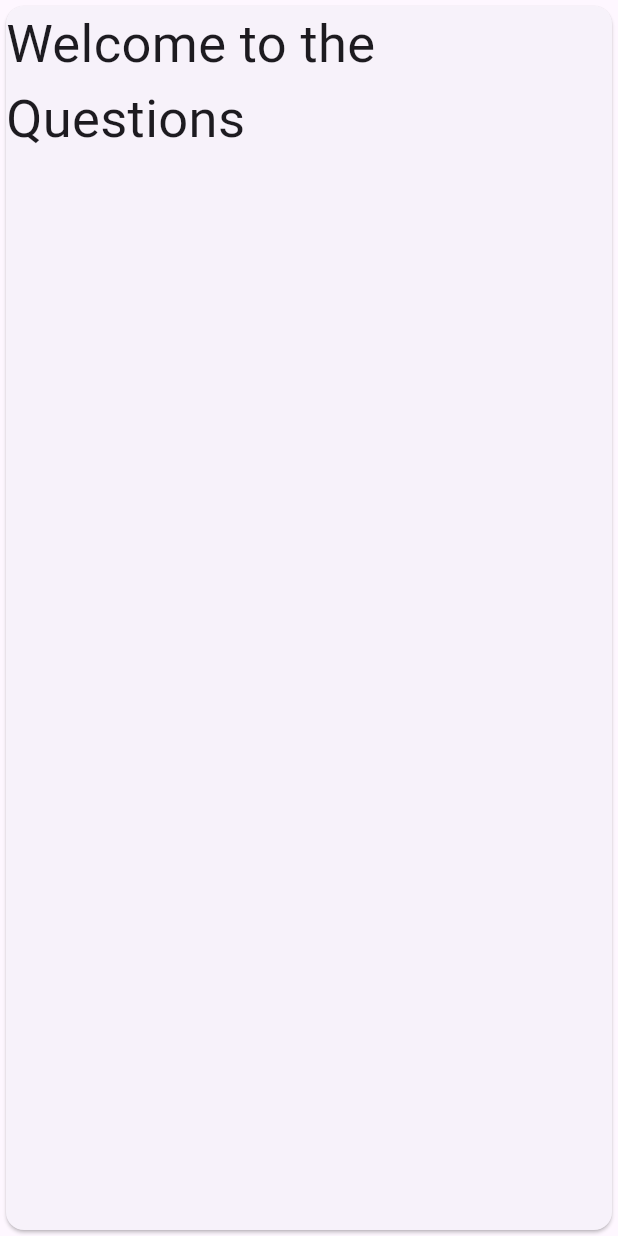
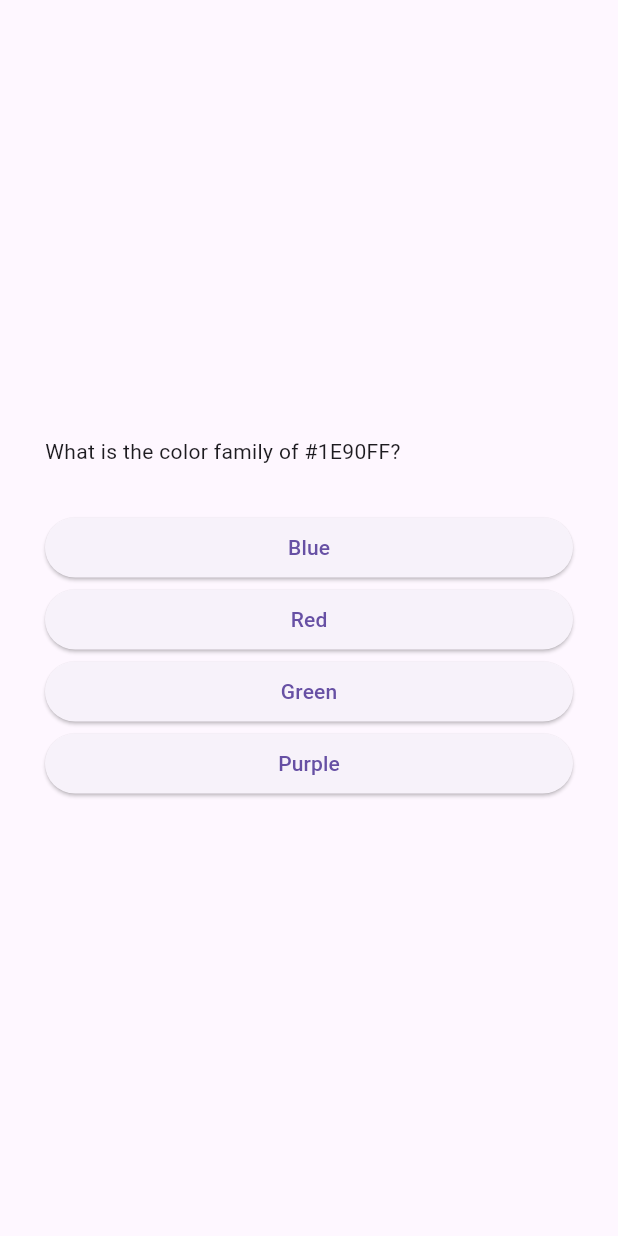
Before and after one commit to ysabellarivera2001/flutter-notes-2, a Flutter app: the screen it shows after launch, after a tap on "Start Quiz", on a phone screen of 412 x 824 dp. Run offline on Flutter 3.47's test engine with Material 3 defaults, Android fonts, the phone set to English and light mode, and no system bars.

Commit message:
dynamic and modular questionAnswers

```diff
--- /dev/null
+++ b/lib/answer_button.dart
@@ -0,0 +1,18 @@
+import 'package:flutter/material.dart';
+
+class AnswerButton extends StatelessWidget {
+
+  AnswerButton(this.answerText, this.onTap, {super.key});
+  final String answerText;
+  final void Function() onTap;
+
+  @override
+  Widget build(BuildContext context) {
+    return ElevatedButton(
+            onPressed: onTap,
+            child: Text(
+              answerText
+            )
+          );
+  }
+}
--- /dev/null
+++ b/lib/data/questions.dart
@@ -0,0 +1,76 @@
+import 'package:_sample_proj2/model/QuizQuestions.dart';
+
+const questions = [
+  Quizquestions(
+    'What is the color family of #1E90FF?',
+    [
+      'Blue',
+      'Red',
+      'Green',
+      'Purple',
+    ]
+  ),
+
+  Quizquestions(
+    'What is the color family of #32CD32?',
+    [
+      'Green',
+      'Blue',
+      'Yellow',
+      'Orange',
+    ]
+  ),
+
+  Quizquestions(
+    'What is the color family of #F26F3F?',
+    [
+      'Orange',
+      'Red',
+      'Pink',
+      'Brown',
+    ]
+  ),
+
+  Quizquestions(
+    'What is the color family of #FFD700?',
+    [
+      'Yellow',
+      'Orange',
+      'Green',
+      'Blue',
+    ]
+  ),
+
+  Quizquestions(
+    'What is the color family of #8A2BE2?',
+    [
+      'Purple',
+      'Blue',
+      'Pink',
+      'Red',
+    ]
+  ),
+
+  Quizquestions(
+    'What is the color family of #DC143C?',
+    [
+      'Red',
+      'Pink',
+      'Purple',
+      'Orange',
+    ]
+  ),
+
+  Quizquestions(
+    'What is the color family of #20B2AA?',
+    [
+      'Teal',
+      'Blue',
+      'Green',
+      'Gray',
+    ]
+  ),
+];
+
+//goal is that the first variable declared
+//is the CORRECT answer
--- /dev/null
+++ b/lib/model/QuizQuestions.dart
@@ -0,0 +1,10 @@
+//not Stateless nor Stateful, but a normal Class file for modularity for the quiz questions
+//use this as template for the questions data
+class Quizquestions {
+
+  const Quizquestions(this.text, this.answers);
+
+  final String text;
+  final List<String> answers; //all possible answers
+
+}
--- a/lib/quiz.dart
+++ b/lib/quiz.dart
@@ -3,6 +3,8 @@ import 'package:flutter/material.dart';
 import 'package:_sample_proj2/startScreen.dart';
 
 class Quiz extends StatefulWidget {
+  const Quiz({super.key});
+
   @override
   State<Quiz> createState() {
     return _QuizState();
@@ -11,25 +13,35 @@ class Quiz extends StatefulWidget {
 
 class _QuizState extends State<Quiz> {
 
-  Widget? activeScreen;
+//  Widget? activeScreen;
 
-  @override
-  void initState() {
-    super.initState();
-    activeScreen = startScreen(ChangeScreen);
-  }
+//  @override
+//  void initState() {
+//    super.initState();
+//    activeScreen = startScreen(ChangeScreen);
+//  }
+
+var activeScreen = 'start-screen'; //default value
 
   void ChangeScreen() {
     setState(() {
-      activeScreen = QuizQuestions();
+      activeScreen = 'quiz-screen'; //formerly QuizQuestions()
     });
   }
 
   @override
   Widget build(BuildContext context) {
+
+    //a widget build is expecting a widget return value
+    Widget? currentScreen = startScreen(ChangeScreen);
+
+    if (activeScreen == 'quiz-screen') {
+      currentScreen = QuizQuestions();
+    }
+
     return MaterialApp(
       home: Scaffold(
-        body: activeScreen,
+        body: currentScreen, //formerly activeScreen
       ),
     );
   }
--- a/lib/quizQuestions.dart
+++ b/lib/quizQuestions.dart
@@ -1,6 +1,10 @@
 import 'package:flutter/material.dart';
+import 'package:_sample_proj2/data/questions.dart';
+import 'package:_sample_proj2/answer_button.dart';
 
 class QuizQuestions extends StatefulWidget {
+  const QuizQuestions({super.key});
+
   @override
   State<QuizQuestions> createState() {
     return _QuizQuestionsState();
@@ -9,20 +13,94 @@ class QuizQuestions extends StatefulWidget {
 
 class _QuizQuestionsState extends State<QuizQuestions> {
 
+  var currentQuestionIndex = 0;
+
+  answerQuestion() {
+
+    setState(
+      () {
+        currentQuestionIndex++;
+      }
+
+    );
+
+    //currentQuestionIndex = currentQuestionIndex + 1;
+    //currentQuestionIndex += 1;
+    ///currentQuestionIndex++; are all the same, but the setState() is
+    ///needed to trigger a rebuild of the widget with the new question index
+  }
 
   @override
   Widget build(BuildContext context) {
-    return Card(
+
+    //final currentQuestion = questions[0];
+    //this will access what we imported from questions.dart, and
+    //the [0] will access the first question in the list of questions
+    final currentQuestion = questions[currentQuestionIndex];
+
+    return SizedBox(
+      width: double.infinity,
+      child: Container(
+        margin: EdgeInsets.all(30),
         child: Column(
+          mainAxisAlignment: MainAxisAlignment.center,
+          crossAxisAlignment: CrossAxisAlignment.stretch,
           children: [
             Text(
-              "Welcome to the Questions",
-              style: TextStyle(
-                fontSize: 35,
-              )
-              )
-          ],
-        )
-      );
+              currentQuestion.text
+            ),
+            SizedBox(
+              height: 30,
+            ),
+            //this is the static version without the AnswerButton widget, for reference
+            /*
+            AnswerButton(currentQuestion.answers[0], (){}),
+            AnswerButton(currentQuestion.answers[1], (){}),
+            AnswerButton(currentQuestion.answers[2], (){}),
+            AnswerButton(currentQuestion.answers[3], (){}),
+            */
+            ...currentQuestion.answers.map((answers) {
+              return AnswerButton(answers, answerQuestion);
+            })
+          ]
+        ),
+      ),
+    );
   }
 }
+
+
+//this is the static version without the AnswerButton widget, for reference
+/*
+SizedBox(
+  height: 30,
+),
+ElevatedButton(
+  onPressed: () {},
+  child: Text(
+    currentQuestion.answers[0]
+  )
+),
+ElevatedButton(
+  onPressed: () {},
+  child: Text(
+    currentQuestion.answers[1]
+  )
+),
+ElevatedButton(
+  onPressed: () {},
+  child: Text(
+    currentQuestion.answers[2]
+  )
+),
+ElevatedButton(
+  onPressed: () {},
+  child: Text(
+    currentQuestion.answers[3]
+  )
+),
+]
+),
+),
+)
+*/
```
Also changed, not shown: pubspec.lock.
